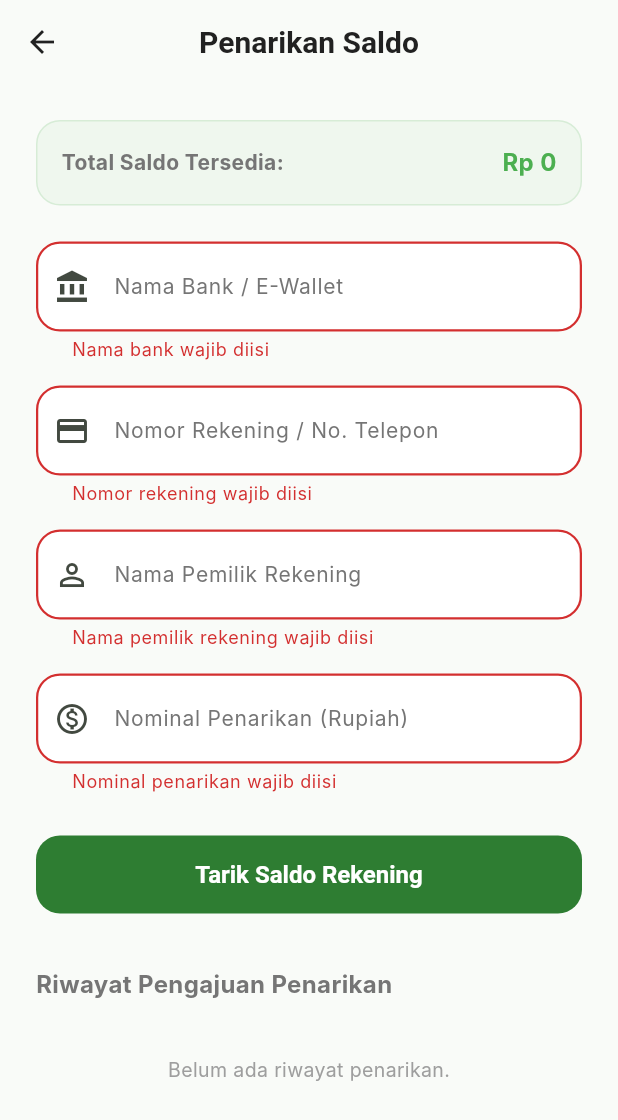
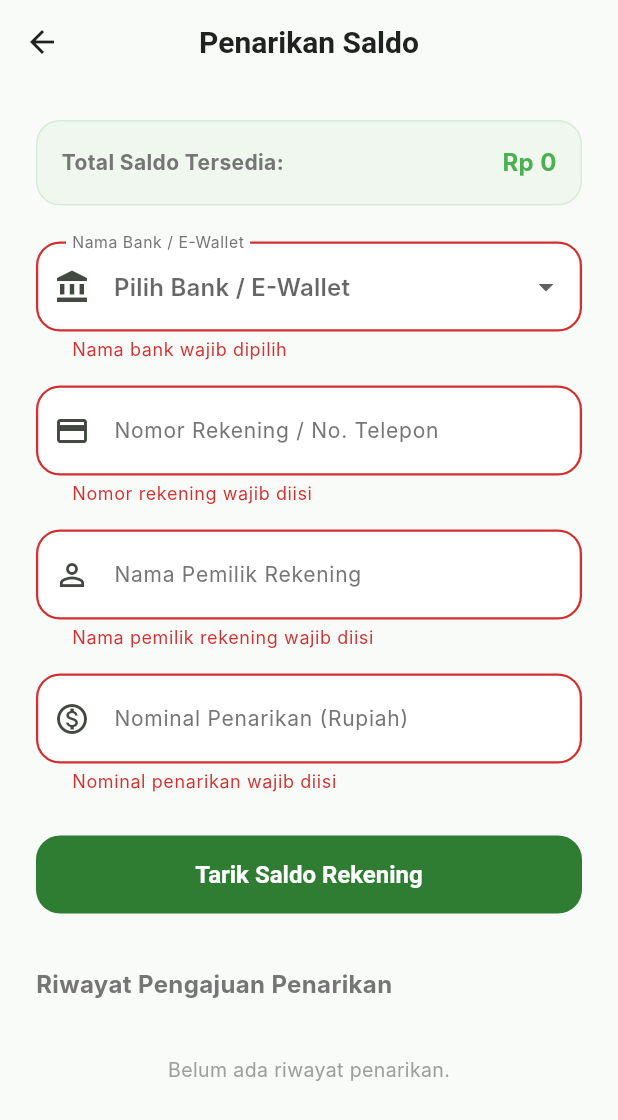
Before and after one commit to azizsyan/EcoTrash, a Flutter app: the WithdrawalScreen screen opened directly, after a tap on "Tarik Saldo Rekening", on a phone screen of 412 x 824 dp. Shown: the top 1120 px of the screen. Run offline on Flutter 3.47's test engine with Material 3 defaults, Android fonts, the phone set to English and light mode, and no system bars; our stand-ins replace dio, flutter_secure_storage, geolocator, google_maps_flutter, image_picker, shared_preferences; missing offline and left inert: dart:html, dart:ui_web; accounts and stored records are empty; Roboto replaces fonts that are missing (Inter).

```diff
--- a/ecotrash_mobile/lib/seller/withdrawals/screens/withdrawal_screen.dart
+++ b/ecotrash_mobile/lib/seller/withdrawals/screens/withdrawal_screen.dart
@@ -1,4 +1,5 @@
 import 'package:flutter/material.dart';
+import 'package:flutter/services.dart';
 import 'package:provider/provider.dart';
 import 'package:intl/intl.dart';
 import '../../wallet/providers/seller_wallet_provider.dart';
@@ -12,7 +13,17 @@ class WithdrawalScreen extends StatefulWidget {
 
 class _WithdrawalScreenState extends State<WithdrawalScreen> {
   final _formKey = GlobalKey<FormState>();
-  final TextEditingController bankController = TextEditingController();
+  String? _selectedBankName;
+  final List<String> _bankOptions = [
+    'BCA',
+    'Mandiri',
+    'BNI',
+    'BRI',
+    'GoPay',
+    'OVO',
+    'Dana',
+    'LinkAja',
+  ];
   final TextEditingController accountNameController = TextEditingController();
   final TextEditingController accountNumberController = TextEditingController();
   final TextEditingController amountController = TextEditingController();
@@ -45,7 +56,7 @@ class _WithdrawalScreenState extends State<WithdrawalScreen> {
 
     try {
       await walletProvider.requestWithdrawal(
-        bankName: bankController.text.trim(),
+        bankName: _selectedBankName ?? '',
         accountName: accountNameController.text.trim(),
         accountNumber: accountNumberController.text.trim(),
         amount: amount,
@@ -60,7 +71,9 @@ class _WithdrawalScreenState extends State<WithdrawalScreen> {
       );
 
       // Reset form
-      bankController.clear();
+      setState(() {
+        _selectedBankName = null;
+      });
       accountNameController.clear();
       accountNumberController.clear();
       amountController.clear();
@@ -113,17 +126,28 @@ class _WithdrawalScreenState extends State<WithdrawalScreen> {
                     ),
                     const SizedBox(height: 24),
 
-                    // Bank Name
-                    TextFormField(
-                      controller: bankController,
+                    // Bank Name Dropdown
+                    DropdownButtonFormField<String>(
+                      value: _selectedBankName,
                       decoration: const InputDecoration(
                         labelText: 'Nama Bank / E-Wallet',
                         prefixIcon: Icon(Icons.account_balance),
-                        hintText: 'BCA / Mandiri / GoPay / OVO',
                       ),
+                      hint: const Text('Pilih Bank / E-Wallet'),
+                      items: _bankOptions.map((String bank) {
+                        return DropdownMenuItem<String>(
+                          value: bank,
+                          child: Text(bank),
+                        );
+                      }).toList(),
+                      onChanged: (String? newValue) {
+                        setState(() {
+                          _selectedBankName = newValue;
+                        });
+                      },
                       validator: (value) {
                         if (value == null || value.isEmpty) {
-                          return 'Nama bank wajib diisi';
+                          return 'Nama bank wajib dipilih';
                         }
                         return null;
                       },
@@ -134,6 +158,7 @@ class _WithdrawalScreenState extends State<WithdrawalScreen> {
                     TextFormField(
                       controller: accountNumberController,
                       keyboardType: TextInputType.number,
+                      inputFormatters: [FilteringTextInputFormatter.digitsOnly],
                       decoration: const InputDecoration(
                         labelText: 'Nomor Rekening / No. Telepon',
                         prefixIcon: Icon(Icons.credit_card),
@@ -169,6 +194,7 @@ class _WithdrawalScreenState extends State<WithdrawalScreen> {
                     TextFormField(
                       controller: amountController,
                       keyboardType: TextInputType.number,
+                      inputFormatters: [FilteringTextInputFormatter.digitsOnly],
                       decoration: const InputDecoration(
                         labelText: 'Nominal Penarikan (Rupiah)',
                         prefixIcon: Icon(Icons.monetization_on_outlined),
```
